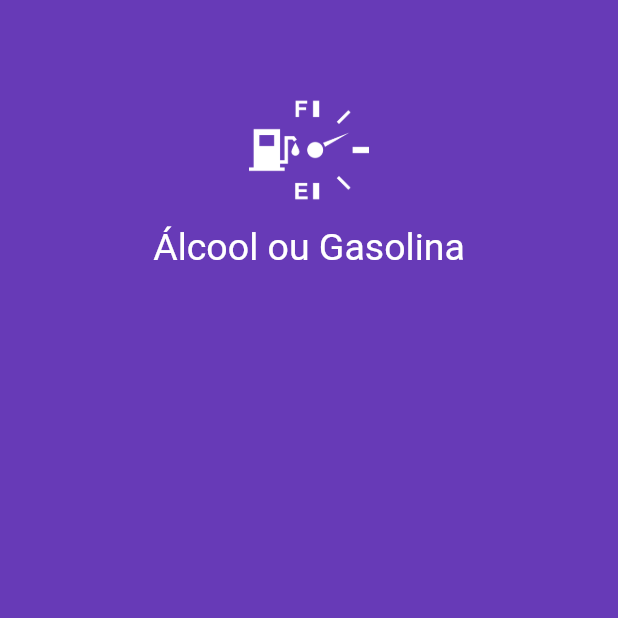
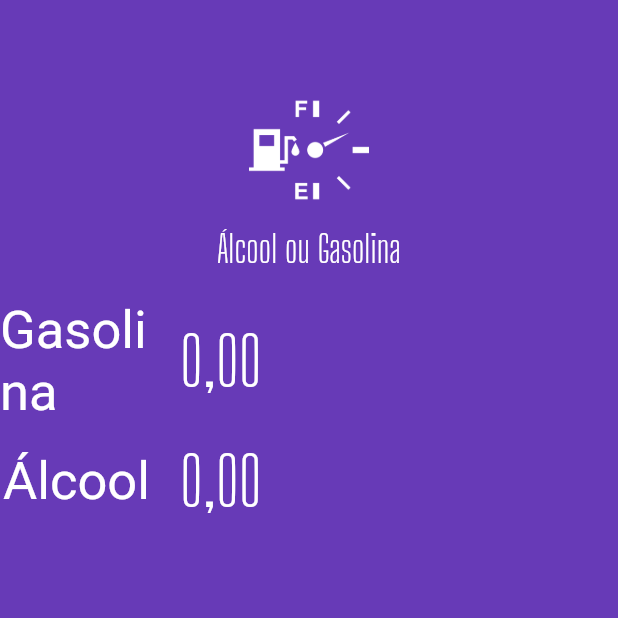
Before and after one commit to douglasshibata/alcoolorgasolina, a Flutter app: the screen it shows after launch, on a phone screen of 412 x 824 dp, the top half of it. Run offline on Flutter 3.47's test engine with Material 2 defaults, Android fonts, the phone set to English and light mode, and no system bars; our stand-ins replace flutter_masked_text; Roboto replaces fonts that are missing (Big Shoulders Dispaly).

Commit message:
Criando input para gasolina e alcool

```diff
--- a/lib/main.dart
+++ b/lib/main.dart
@@ -1,5 +1,6 @@
 import 'package:alcoolorgasolina/widget/logo.widget.dart';
 import 'package:flutter/material.dart';
+import 'package:flutter_masked_text/flutter_masked_text.dart';
 
 void main() {
   runApp(const MyApp());
@@ -17,13 +18,13 @@ class MyApp extends StatelessWidget {
       theme: ThemeData(
         primarySwatch: Colors.deepPurple,
       ),
-      home: const HomePage(),
+      home: HomePage(),
     );
   }
 }
 
 class HomePage extends StatelessWidget {
-  const HomePage({Key? key}) : super(key: key);
+  var _gasController = new MoneyMaskedTextController();
 
   @override
   Widget build(BuildContext context) {
@@ -32,6 +33,70 @@ class HomePage extends StatelessWidget {
       body: ListView(
         children: <Widget>[
           Logo(),
+          Row(
+            children: <Widget>[
+              Container(
+                width: 100,
+                alignment: Alignment.centerRight,
+                child: Text(
+                  "Gasolina",
+                  style: TextStyle(
+                      color: Colors.white,
+                      fontSize: 35,
+                      fontFamily: "Big Shoulders Dispaly"),
+                ),
+              ),
+              SizedBox(
+                width: 20,
+              ),
+              Expanded(
+                child: TextFormField(
+                  controller: _gasController,
+                  keyboardType: TextInputType.number,
+                  style: TextStyle(
+                    color: Colors.white,
+                    fontSize: 45,
+                    fontFamily: "Big Shoulders Display",
+                  ),
+                  decoration: InputDecoration(
+                    border: InputBorder.none,
+                  ),
+                ),
+              ),
+            ],
+          ),
+          Row(
+            children: <Widget>[
+              Container(
+                width: 100,
+                alignment: Alignment.centerRight,
+                child: Text(
+                  "Álcool",
+                  style: TextStyle(
+                      color: Colors.white,
+                      fontSize: 35,
+                      fontFamily: "Big Shoulders Dispaly"),
+                ),
+              ),
+              SizedBox(
+                width: 20,
+              ),
+              Expanded(
+                child: TextFormField(
+                  controller: _gasController,
+                  keyboardType: TextInputType.number,
+                  style: TextStyle(
+                    color: Colors.white,
+                    fontSize: 45,
+                    fontFamily: "Big Shoulders Display",
+                  ),
+                  decoration: InputDecoration(
+                    border: InputBorder.none,
+                  ),
+                ),
+              ),
+            ],
+          ),
         ],
       ),
     );
--- a/pubspec.yaml
+++ b/pubspec.yaml
@@ -74,7 +74,7 @@ flutter:
   # list giving the asset and other descriptors for the font. For
   # example:
   fonts:
-    - family: Big Shoulder Display
+    - family: Big Shoulders Display
       fonts:
         - asset: assets/fonts/BigShouldersDisplay-Light.ttf
         # - asset: fonts/Schyler-Italic.ttf
```
